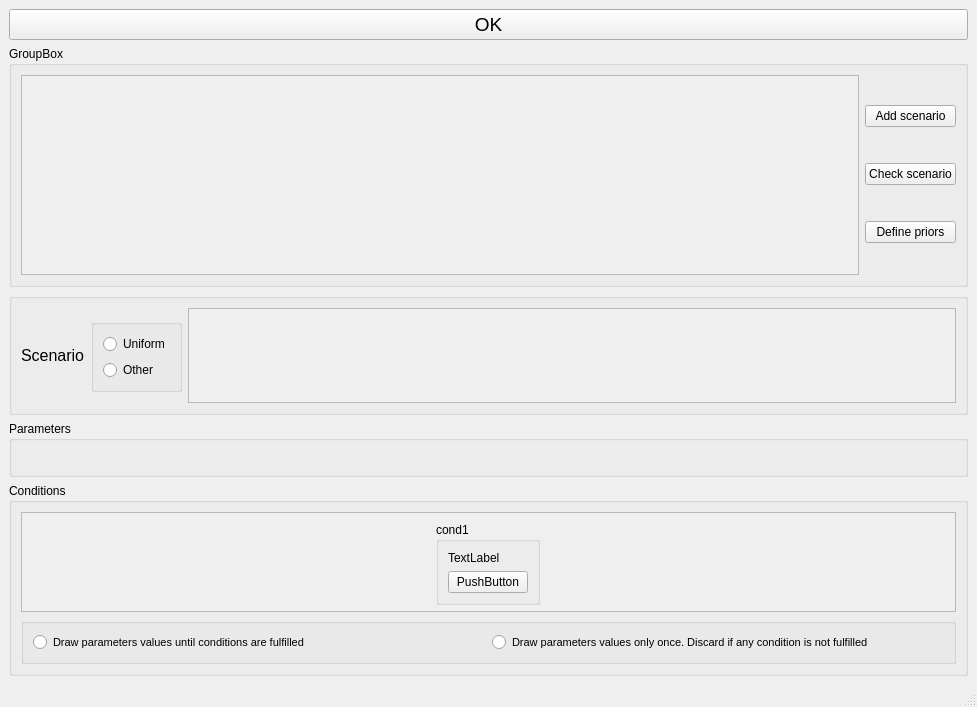
First picture: the form in python_interface/uis/setHistoricalModel.ui, repository cbgp/diyabc, before the edit.
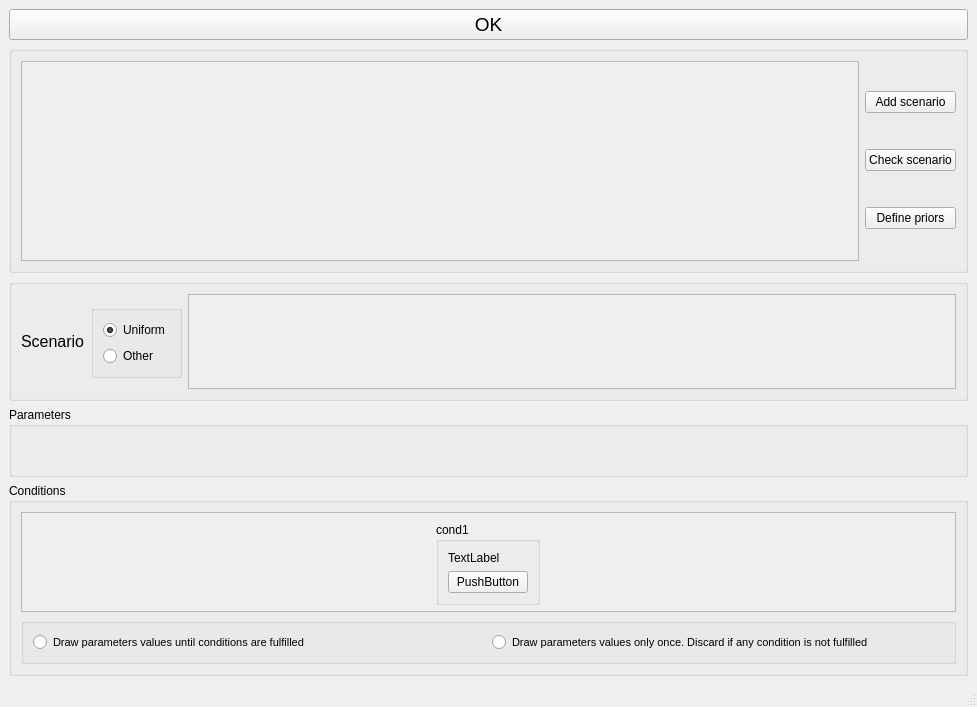
Second picture: the form after the edit.

The edit to the form file:
```diff
--- a/python_interface/uis/setHistoricalModel.ui
+++ b/python_interface/uis/setHistoricalModel.ui
@@ -30,7 +30,7 @@
     <item>
      <widget class="QGroupBox" name="groupBox_7">
       <property name="title">
-       <string>GroupBox</string>
+       <string/>
       </property>
       <layout class="QHBoxLayout" name="horizontalLayout_5">
        <item>
@@ -61,8 +61,8 @@
            <rect>
             <x>0</x>
             <y>0</y>
-            <width>813</width>
-            <height>198</height>
+            <width>819</width>
+            <height>196</height>
            </rect>
           </property>
           <layout class="QHBoxLayout" name="horizontalLayout_3"/>
@@ -186,6 +186,9 @@
             <property name="text">
              <string>Uniform</string>
             </property>
+            <property name="checked">
+             <bool>true</bool>
+            </property>
            </widget>
           </item>
           <item>
@@ -193,6 +196,9 @@
             <property name="text">
              <string>Other</string>
             </property>
+            <property name="checked">
+             <bool>false</bool>
+            </property>
            </widget>
           </item>
          </layout>
@@ -226,8 +232,8 @@
            <rect>
             <x>0</x>
             <y>0</y>
-            <width>742</width>
-            <height>93</height>
+            <width>761</width>
+            <height>91</height>
            </rect>
           </property>
           <layout class="QHBoxLayout" name="horizontalLayout_6"/>
```
Left out of the diff: 10 changed lines with no effect on the pictures.
